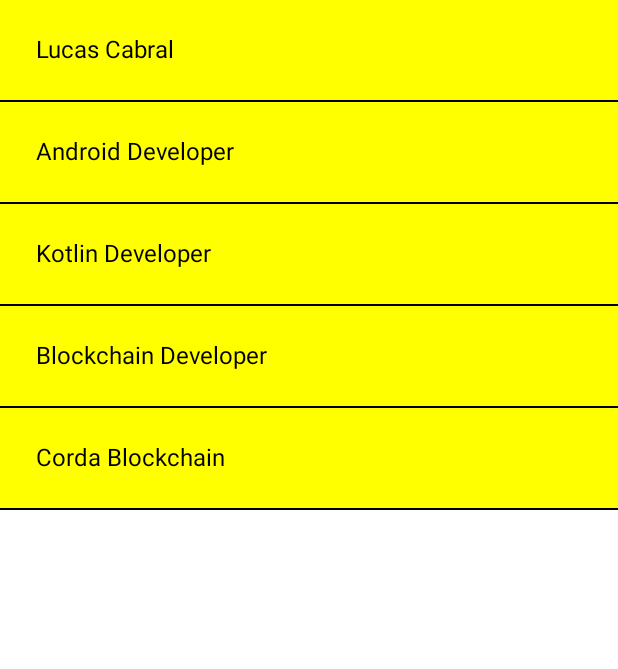
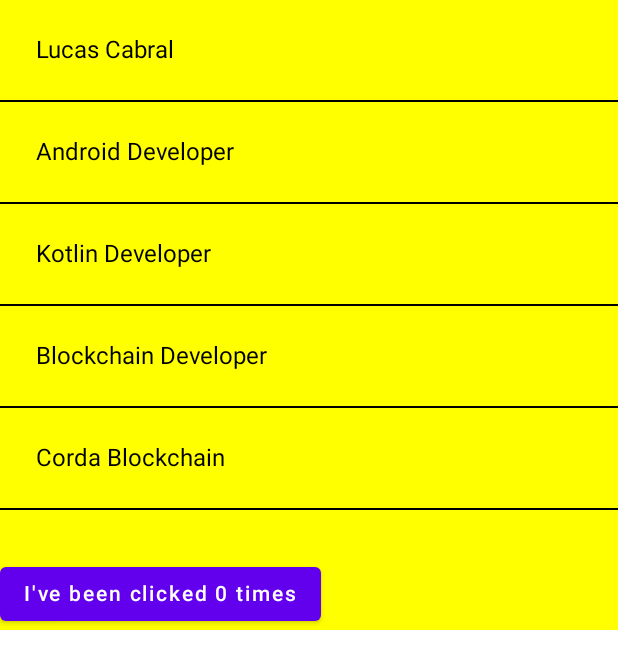
Before and after one commit to LucasCabralDevv/ComposeUi, an Android app built with Jetpack Compose: the screen it shows after launch (MainActivity), on a phone screen of 412 x 824 dp. Shown: the top 669 px of the screen. Run offline under Robolectric (Android 15) with nearby library versions, the phone set to English and light mode, and no system bars.

Commit message:
Usando states com compose, ui reagindo às mudanças dos dados.

```diff
--- a/app/src/main/java/com/lucascabral/composeui/MainActivity.kt
+++ b/app/src/main/java/com/lucascabral/composeui/MainActivity.kt
@@ -7,11 +7,10 @@ import androidx.activity.compose.setContent
 import androidx.compose.foundation.layout.Arrangement
 import androidx.compose.foundation.layout.Column
 import androidx.compose.foundation.layout.padding
-import androidx.compose.material.Divider
-import androidx.compose.material.MaterialTheme
-import androidx.compose.material.Surface
-import androidx.compose.material.Text
+import androidx.compose.material.*
 import androidx.compose.runtime.Composable
+import androidx.compose.runtime.mutableStateOf
+import androidx.compose.runtime.remember
 import androidx.compose.ui.Modifier
 import androidx.compose.ui.graphics.Color
 import androidx.compose.ui.tooling.preview.Preview
@@ -30,6 +29,15 @@ class MainActivity : ComponentActivity() {
 }
 
 @Composable
+fun Counter(
+    count: Int, updateCount: (Int) -> Unit
+) {
+    Button(onClick = { updateCount(count+1) }) {
+        Text("I've been clicked $count times")
+    }
+}
+
+@Composable
 fun MyScreenContent(
     names: List<String> = listOf(
         "Lucas Cabral",
@@ -39,11 +47,19 @@ fun MyScreenContent(
         "Corda Blockchain"
     )
 ) {
+    val counterState = remember { mutableStateOf(0) }
     Column {
         for (name in names) {
             Greeting(name = name)
             Divider(color = Color.Black)
         }
+        Divider(color = Color.Transparent, thickness = 32.dp)
+        Counter(
+            count = counterState.value,
+            updateCount = { newCount ->
+                counterState.value = newCount
+            }
+        )
     }
 }
 
```
